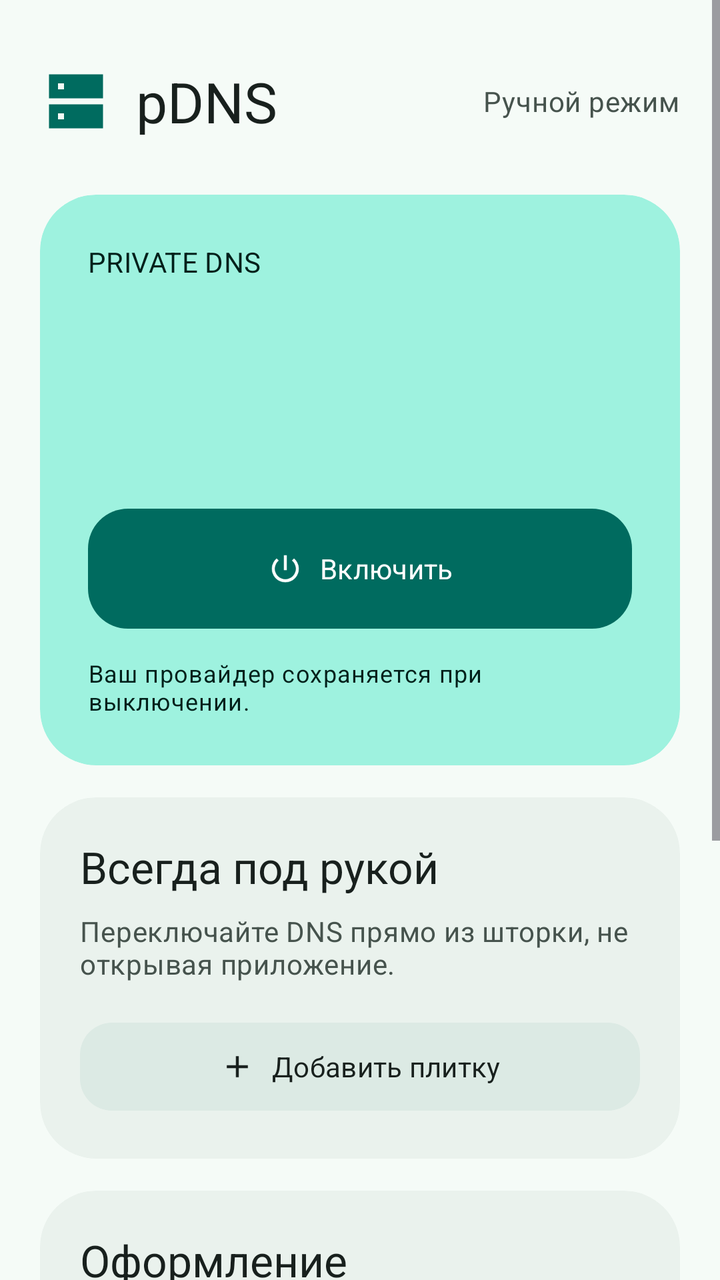
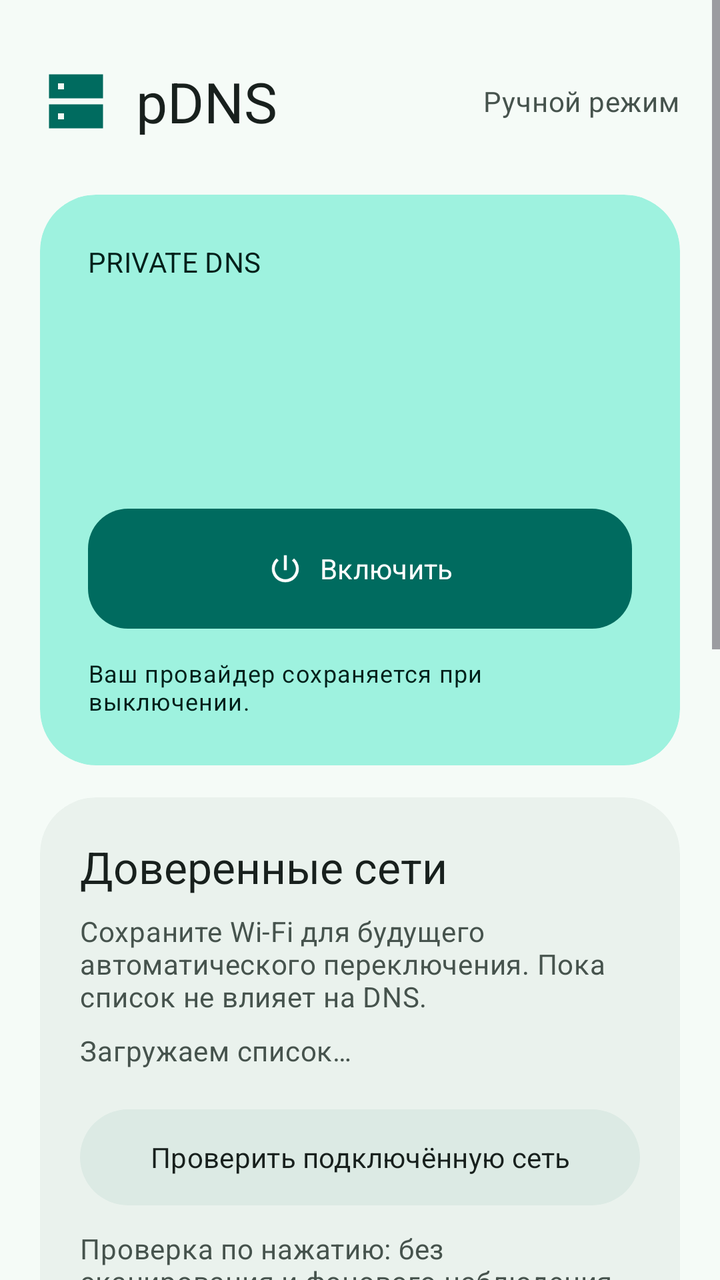

An Android layout rendered at two revisions. The XML below is the earlier revision; the diff shows what the commit changed to produce the second picture.
<!-- AndroidManifest.xml: application theme Theme.PdnsAutoSwitch -->
<!-- res/layout/activity_main.xml -->
<?xml version="1.0" encoding="utf-8"?>
<ScrollView xmlns:android="http://schemas.android.com/apk/res/android"
    xmlns:app="http://schemas.android.com/apk/res-auto"
    android:layout_width="match_parent" android:layout_height="match_parent"
    android:background="?attr/colorSurface" android:fillViewport="true" android:clipToPadding="false">
    <LinearLayout android:id="@+id/main_content" android:layout_width="match_parent"
        android:layout_height="wrap_content" android:orientation="vertical" android:padding="20dp">

        <LinearLayout android:layout_width="match_parent" android:layout_height="wrap_content"
            android:gravity="center_vertical" android:orientation="horizontal"
            android:layout_marginTop="12dp" android:layout_marginBottom="28dp">
            <ImageView android:layout_width="36dp" android:layout_height="36dp"
                android:src="@drawable/ic_dns_tile" app:tint="?attr/colorPrimary" android:importantForAccessibility="no" />
            <TextView android:layout_width="0dp" android:layout_weight="1" android:layout_height="wrap_content"
                android:layout_marginStart="12dp" android:text="@string/brand_name"
                android:textAppearance="@style/Text.Pdns.Title" android:textSize="28sp" />
            <TextView android:layout_width="wrap_content" android:layout_height="wrap_content"
                android:text="@string/manual_mode" android:textAppearance="@style/Text.Pdns.Body" />
        </LinearLayout>

        <com.google.android.material.card.MaterialCardView style="@style/Widget.Pdns.Card"
            android:layout_width="match_parent" android:layout_height="wrap_content"
            app:cardBackgroundColor="?attr/colorPrimaryContainer">
            <LinearLayout android:layout_width="match_parent" android:layout_height="wrap_content"
                android:padding="24dp" android:orientation="vertical">
                <TextView android:layout_width="match_parent" android:layout_height="wrap_content"
                    android:text="@string/private_dns_label" android:textAppearance="@style/TextAppearance.Material3.LabelLarge"
                    android:textColor="?attr/colorOnPrimaryContainer" />
                <TextView android:id="@+id/dns_state" android:layout_width="match_parent" android:layout_height="wrap_content"
                    android:layout_marginTop="12dp" android:textSize="36sp" android:fontFamily="sans-serif-medium"
                    android:textColor="?attr/colorOnPrimaryContainer" android:accessibilityLiveRegion="polite" />
                <TextView android:id="@+id/provider" android:layout_width="match_parent" android:layout_height="wrap_content"
                    android:layout_marginTop="8dp" android:textSize="16sp" android:textColor="?attr/colorOnPrimaryContainer"
                    android:textIsSelectable="true" />
                <com.google.android.material.button.MaterialButton android:id="@+id/toggle_dns"
                    android:layout_width="match_parent" android:layout_height="wrap_content"
                    android:layout_marginTop="24dp" android:minHeight="60dp" android:text="@string/turn_on"
                    app:icon="@drawable/ic_power" app:iconGravity="textStart" app:cornerRadius="20dp" />
                <TextView android:layout_width="match_parent" android:layout_height="wrap_content"
                    android:layout_marginTop="14dp" android:text="@string/hero_hint"
                    android:textAppearance="@style/TextAppearance.Material3.BodySmall"
                    android:textColor="?attr/colorOnPrimaryContainer" />
            </LinearLayout>
        </com.google.android.material.card.MaterialCardView>

        <com.google.android.material.card.MaterialCardView style="@style/Widget.Pdns.Card"
            android:layout_width="match_parent" android:layout_height="wrap_content" android:layout_marginTop="16dp">
            <LinearLayout android:layout_width="match_parent" android:layout_height="wrap_content"
                android:padding="20dp" android:orientation="vertical">
                <TextView android:layout_width="match_parent" android:layout_height="wrap_content"
                    android:text="@string/quick_access" android:textAppearance="@style/Text.Pdns.Title" />
                <TextView android:layout_width="match_parent" android:layout_height="wrap_content"
                    android:layout_marginTop="8dp" android:text="@string/quick_access_hint" android:textAppearance="@style/Text.Pdns.Body" />
                <com.google.android.material.button.MaterialButton android:id="@+id/add_tile"
                    style="@style/Widget.Material3.Button.TonalButton"
                    android:layout_width="match_parent" android:layout_height="wrap_content"
                    android:layout_marginTop="16dp" android:minHeight="52dp" android:text="@string/add_tile"
                    android:textAllCaps="false" app:icon="@drawable/ic_add" app:iconGravity="textStart" app:cornerRadius="16dp" />
            </LinearLayout>
        </com.google.android.material.card.MaterialCardView>

        <com.google.android.material.card.MaterialCardView style="@style/Widget.Pdns.Card"
            android:layout_width="match_parent" android:layout_height="wrap_content" android:layout_marginTop="16dp">
            <LinearLayout android:layout_width="match_parent" android:layout_height="wrap_content"
                android:padding="20dp" android:orientation="vertical">
                <TextView android:layout_width="match_parent" android:layout_height="wrap_content"
                    android:text="@string/appearance_title" android:textAppearance="@style/Text.Pdns.Title" />
                <com.google.android.material.materialswitch.MaterialSwitch android:id="@+id/dynamic_color"
                    android:layout_width="match_parent" android:layout_height="wrap_content"
                    android:layout_marginTop="8dp" android:minHeight="56dp" android:text="@string/wallpaper_colors"
                    android:textAppearance="@style/TextAppearance.Material3.BodyLarge"
                    android:textColor="?attr/colorOnSurface" />
                <TextView android:layout_width="match_parent" android:layout_height="wrap_content"
                    android:text="@string/appearance_hint" android:textAppearance="@style/Text.Pdns.Body" />
            </LinearLayout>
        </com.google.android.material.card.MaterialCardView>

        <com.google.android.material.button.MaterialButton android:id="@+id/expand_setup"
            style="@style/Widget.Material3.Button.TextButton"
            android:layout_width="match_parent" android:layout_height="wrap_content"
            android:layout_marginTop="16dp" android:minHeight="56dp" android:textAllCaps="false"
            android:text="@string/setup_title" app:icon="@drawable/ic_expand" app:iconGravity="textEnd" />
        <com.google.android.material.card.MaterialCardView android:id="@+id/setup_card" style="@style/Widget.Pdns.Card"
            android:layout_width="match_parent" android:layout_height="wrap_content" android:visibility="gone">
            <LinearLayout android:layout_width="match_parent" android:layout_height="wrap_content"
                android:orientation="vertical" android:padding="20dp">
                <TextView android:id="@+id/permission_status" android:layout_width="match_parent" android:layout_height="wrap_content"
                    android:textAppearance="@style/TextAppearance.Material3.TitleMedium" android:textColor="?attr/colorOnSurface" />
                <TextView android:id="@+id/setup_help" android:layout_width="match_parent" android:layout_height="wrap_content"
                    android:layout_marginTop="8dp" android:textAppearance="@style/Text.Pdns.Body" />
                <TextView android:id="@+id/adb_command" android:layout_width="match_parent" android:layout_height="wrap_content"
                    android:layout_marginTop="16dp" android:fontFamily="monospace" android:textIsSelectable="true"
                    android:textSize="12sp" android:textColor="?attr/colorOnSurfaceVariant" />
                <com.google.android.material.button.MaterialButton android:id="@+id/copy_command"
                    style="@style/Widget.Material3.Button.OutlinedButton"
                    android:layout_width="match_parent" android:layout_height="wrap_content" android:layout_marginTop="12dp"
                    android:minHeight="48dp" android:textAllCaps="false" android:text="@string/copy_command" />
            </LinearLayout>
        </com.google.android.material.card.MaterialCardView>
        <com.google.android.material.button.MaterialButton android:id="@+id/open_settings"
            style="@style/Widget.Material3.Button.TextButton"
            android:layout_width="match_parent" android:layout_height="wrap_content"
            android:minHeight="48dp" android:textAllCaps="false" android:text="@string/open_settings" />
        <TextView android:layout_width="match_parent" android:layout_height="wrap_content"
            android:layout_marginTop="12dp" android:layout_marginBottom="12dp" android:gravity="center"
            android:text="@string/state_note" android:textAppearance="@style/TextAppearance.Material3.BodySmall"
            android:textColor="?attr/colorOnSurfaceVariant" />
    </LinearLayout>
</ScrollView>
<!-- resources referenced by this layout -->
<resources>
  <!-- drawable ic_add (drawable) -->
  <vector xmlns:android="http://schemas.android.com/apk/res/android" android:width="24dp" android:height="24dp"
      android:viewportWidth="24" android:viewportHeight="24">
      <path android:fillColor="#FFFFFFFF" android:pathData="M11,5h2v6h6v2h-6v6h-2v-6H5v-2h6z" />
  </vector>
  <!-- drawable ic_expand (drawable) -->
  <vector xmlns:android="http://schemas.android.com/apk/res/android" android:width="24dp" android:height="24dp"
      android:viewportWidth="24" android:viewportHeight="24">
      <path android:fillColor="#FFFFFFFF" android:pathData="M7.4,8.6L12,13.2l4.6,-4.6L18,10l-6,6 -6,-6z" />
  </vector>
  <string name="add_tile">Добавить плитку</string>
  <string name="appearance_hint">Тема следует настройкам телефона. Без цветов обоев — спокойная бирюзовая палитра.</string>
  <string name="appearance_title">Оформление</string>
  <string name="brand_name">pDNS</string>
  <string name="copy_command">Скопировать команду</string>
  <string name="hero_hint">Ваш провайдер сохраняется при выключении.</string>
  <string name="manual_mode">Ручной режим</string>
  <string name="open_settings">Настройки сети и DNS</string>
  <string name="private_dns_label">PRIVATE DNS</string>
  <string name="quick_access">Всегда под рукой</string>
  <string name="quick_access_hint">Переключайте DNS прямо из шторки, не открывая приложение.</string>
  <string name="setup_title">Настройка доступа</string>
  <string name="state_note">Показан режим Android. Доступность сервера не проверяется.</string>
  <string name="turn_on">Включить</string>
  <string name="wallpaper_colors">Цвета обоев</string>
  <style name="Text.Pdns.Body" parent="TextAppearance.Material3.BodyMedium">
          <item name="android:textColor">?attr/colorOnSurfaceVariant</item>
      </style>
  <style name="Text.Pdns.Title" parent="TextAppearance.Material3.TitleLarge">
          <item name="android:textColor">?attr/colorOnSurface</item>
          <item name="android:fontFamily">sans-serif-medium</item>
      </style>
  <style name="Widget.Pdns.Card" parent="Widget.Material3.CardView.Filled">
          <item name="cardCornerRadius">28dp</item>
          <item name="cardElevation">0dp</item>
          <item name="strokeWidth">0dp</item>
          <item name="cardBackgroundColor">?attr/colorSurfaceContainerLow</item>
      </style>
  <color name="pdns_primary">#006B5F</color>
  <color name="pdns_on_primary">#FFFFFF</color>
  <color name="pdns_primary_container">#9EF2DF</color>
  <color name="pdns_on_primary_container">#00201A</color>
  <color name="pdns_secondary_container">#DCEAE4</color>
  <color name="pdns_on_surface">#18201D</color>
  <color name="pdns_surface">#F5FBF7</color>
  <color name="pdns_card">#EAF2ED</color>
  <color name="pdns_on_surface_variant">#46534D</color>
  <color name="pdns_outline">#718079</color>
  <color name="pdns_outline_variant">#BECBC4</color>
  <style name="Widget.Pdns.Button" parent="Widget.Material3.Button">
          <item name="android:textAllCaps">false</item>
          <item name="cornerRadius">20dp</item>
          <item name="android:minHeight">56dp</item>
          <item name="android:insetTop">0dp</item>
          <item name="android:insetBottom">0dp</item>
      </style>
  <!-- unchanged entries left out for length: 3 -->
</resources>

<!-- the commit's change to res/layout/activity_main.xml (unified diff, before → after) -->
@@ -42,6 +42,8 @@
                     android:textColor="?attr/colorOnPrimaryContainer" />
             </LinearLayout>
         </com.google.android.material.card.MaterialCardView>
+
+        <include layout="@layout/section_trusted_wifi" />
 
         <com.google.android.material.card.MaterialCardView style="@style/Widget.Pdns.Card"
             android:layout_width="match_parent" android:layout_height="wrap_content" android:layout_marginTop="16dp">
@@ -107,3 +109,35 @@
             android:textColor="?attr/colorOnSurfaceVariant" />
     </LinearLayout>
 </ScrollView>
+<!-- res/layout/section_trusted_wifi.xml (included above) -->
+<?xml version="1.0" encoding="utf-8"?>
+<com.google.android.material.card.MaterialCardView xmlns:android="http://schemas.android.com/apk/res/android"
+    style="@style/Widget.Pdns.Card" android:layout_width="match_parent"
+    android:layout_height="wrap_content" android:layout_marginTop="16dp">
+    <LinearLayout android:layout_width="match_parent" android:layout_height="wrap_content"
+        android:orientation="vertical" android:padding="20dp">
+        <TextView android:layout_width="match_parent" android:layout_height="wrap_content"
+            android:text="@string/wifi_title" android:textAppearance="@style/Text.Pdns.Title" />
+        <TextView android:layout_width="match_parent" android:layout_height="wrap_content"
+            android:layout_marginTop="8dp" android:text="@string/wifi_intro" android:textAppearance="@style/Text.Pdns.Body" />
+        <LinearLayout android:id="@+id/trusted_wifi_list" android:layout_width="match_parent"
+            android:layout_height="wrap_content" android:orientation="vertical" android:layout_marginTop="8dp">
+            <TextView android:layout_width="match_parent" android:layout_height="wrap_content"
+                android:text="@string/wifi_loading" android:textAppearance="@style/Text.Pdns.Body" />
+        </LinearLayout>
+        <com.google.android.material.button.MaterialButton android:id="@+id/check_wifi"
+            style="@style/Widget.Material3.Button.TonalButton"
+            android:layout_width="match_parent" android:layout_height="wrap_content"
+            android:layout_marginTop="16dp" android:minHeight="56dp" android:textAllCaps="false"
+            android:text="@string/wifi_check" />
+        <TextView android:id="@+id/wifi_status" android:layout_width="match_parent" android:layout_height="wrap_content"
+            android:layout_marginTop="8dp" android:text="@string/wifi_idle" android:textAppearance="@style/Text.Pdns.Body"
+            android:accessibilityLiveRegion="polite" />
+        <LinearLayout android:id="@+id/wifi_results" android:layout_width="match_parent"
+            android:layout_height="wrap_content" android:orientation="vertical" />
+        <com.google.android.material.button.MaterialButton android:id="@+id/wifi_settings"
+            style="@style/Widget.Material3.Button.TextButton" android:layout_width="match_parent"
+            android:layout_height="wrap_content" android:minHeight="48dp" android:textAllCaps="false"
+            android:text="@string/wifi_open_app_settings" android:visibility="gone" />
+    </LinearLayout>
+</com.google.android.material.card.MaterialCardView>
<!-- resource entries referenced after the edit -->
@@ -25,6 +25,12 @@
   <string name="state_note">Показан режим Android. Доступность сервера не проверяется.</string>
   <string name="turn_on">Включить</string>
   <string name="wallpaper_colors">Цвета обоев</string>
+  <string name="wifi_check">Проверить подключённую сеть</string>
+  <string name="wifi_idle">Проверка по нажатию: без сканирования и фонового наблюдения.</string>
+  <string name="wifi_intro">Сохраните Wi-Fi для будущего автоматического переключения. Пока список не влияет на DNS.</string>
+  <string name="wifi_loading">Загружаем список…</string>
+  <string name="wifi_open_app_settings">Разрешения приложения</string>
+  <string name="wifi_title">Доверенные сети</string>
   <style name="Text.Pdns.Body" parent="TextAppearance.Material3.BodyMedium">
           <item name="android:textColor">?attr/colorOnSurfaceVariant</item>
       </style>
